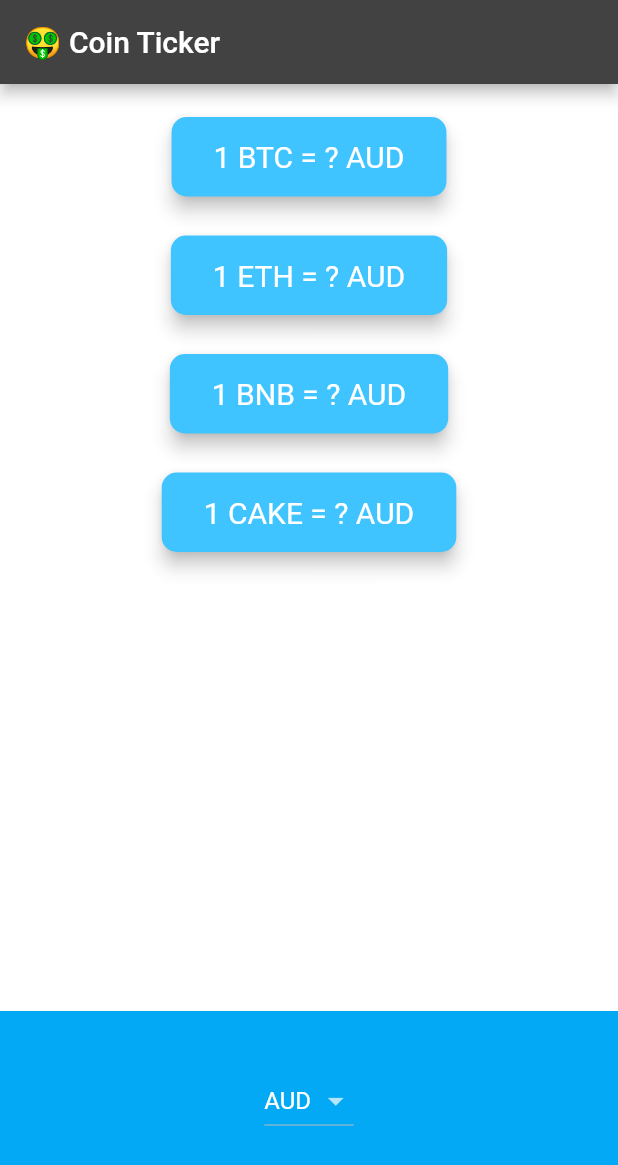
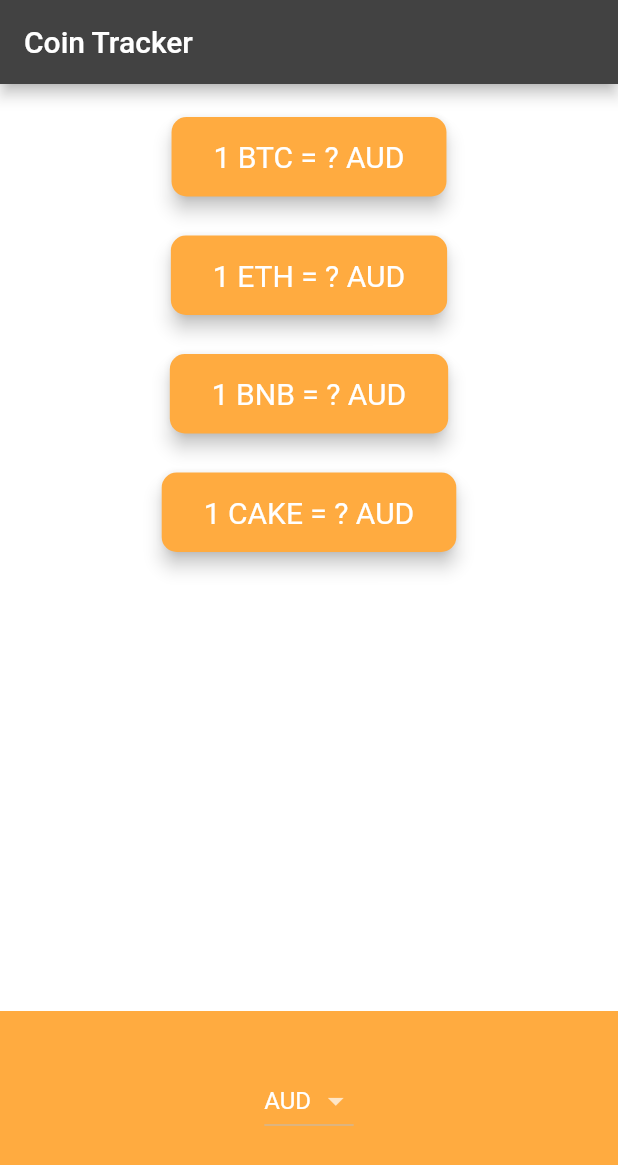
Before and after one commit to asly-97/crypto-ticker, a Flutter app: the screen it shows after launch, on a phone screen of 412 x 824 dp. Shown: the top 1165 px of the screen. Run offline on Flutter 3.47's test engine with Material 2 defaults, Android fonts, the phone set to English and light mode, and no system bars; network calls fail.

Commit message:
little changes on user interface

```diff
--- a/lib/coin_data.dart
+++ b/lib/coin_data.dart
@@ -37,9 +37,9 @@ class CoinData {
   static final String _coin_api_url = 'https://rest.coinapi.io/v1/exchangerate';
 
   //First apikey
-  //static final String _apikey = '46BECF70-0113-480D-A958-B102F5E921E8';
+  static final String _apikey = '46BECF70-0113-480D-A958-B102F5E921E8';
   //Second apikey
-  static final String _apikey = '0022E030-55F8-4038-9313-CE531C10A268';
+  //static final String _apikey = '0022E030-55F8-4038-9313-CE531C10A268';
 
   static Future getCoinData({
     required String coin,
--- a/lib/price_screen.dart
+++ b/lib/price_screen.dart
@@ -78,7 +78,7 @@ class _PriceScreenState extends State<PriceScreen> {
       list.add(Padding(
         padding: EdgeInsets.fromLTRB(18.0, 18.0, 18.0, 0),
         child: Card(
-          color: Colors.lightBlueAccent,
+          color: Colors.orangeAccent,
           elevation: 5.0,
           shape: RoundedRectangleBorder(
             borderRadius: BorderRadius.circular(10.0),
@@ -106,7 +106,7 @@ class _PriceScreenState extends State<PriceScreen> {
   Widget build(BuildContext context) {
     return Scaffold(
       appBar: AppBar(
-        title: Text('🤑 Coin Ticker'),
+        title: Text('Coin Tracker'),
       ),
       body: Column(
         mainAxisAlignment: MainAxisAlignment.spaceBetween,
@@ -117,7 +117,7 @@ class _PriceScreenState extends State<PriceScreen> {
             height: 150.0,
             alignment: Alignment.center,
             padding: EdgeInsets.only(bottom: 30.0),
-            color: Colors.lightBlue,
+            color: Colors.orangeAccent,
             child: Platform.isIOS ? iOSPicker() : androidDropdown(),
           ),
         ],
```
